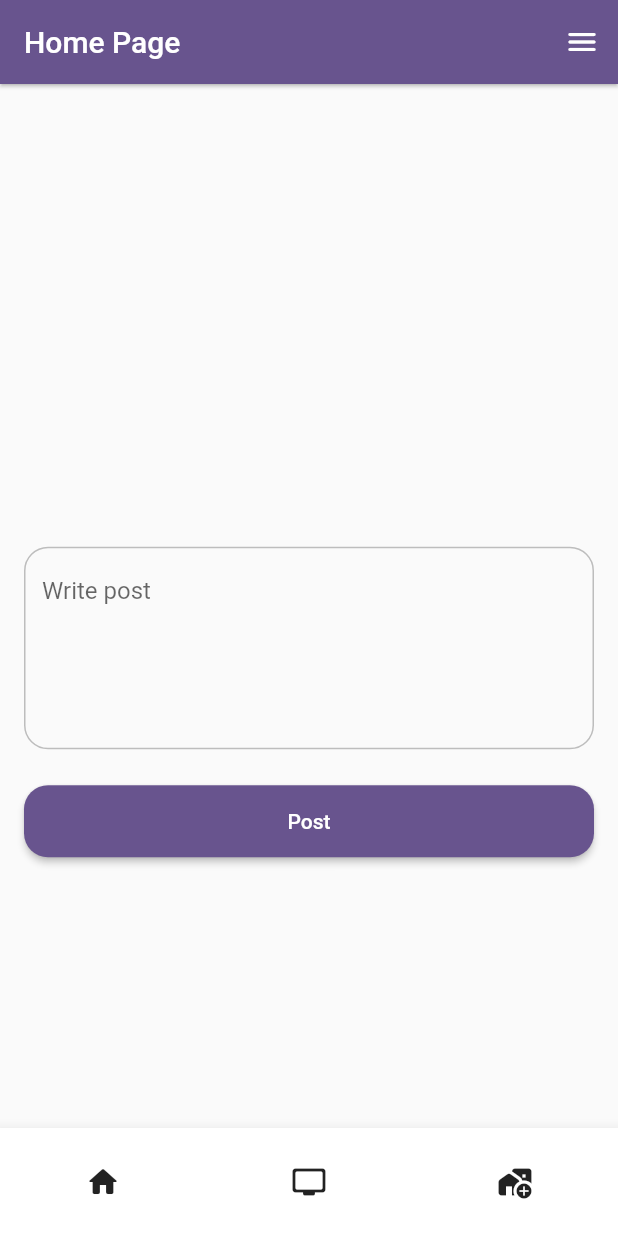
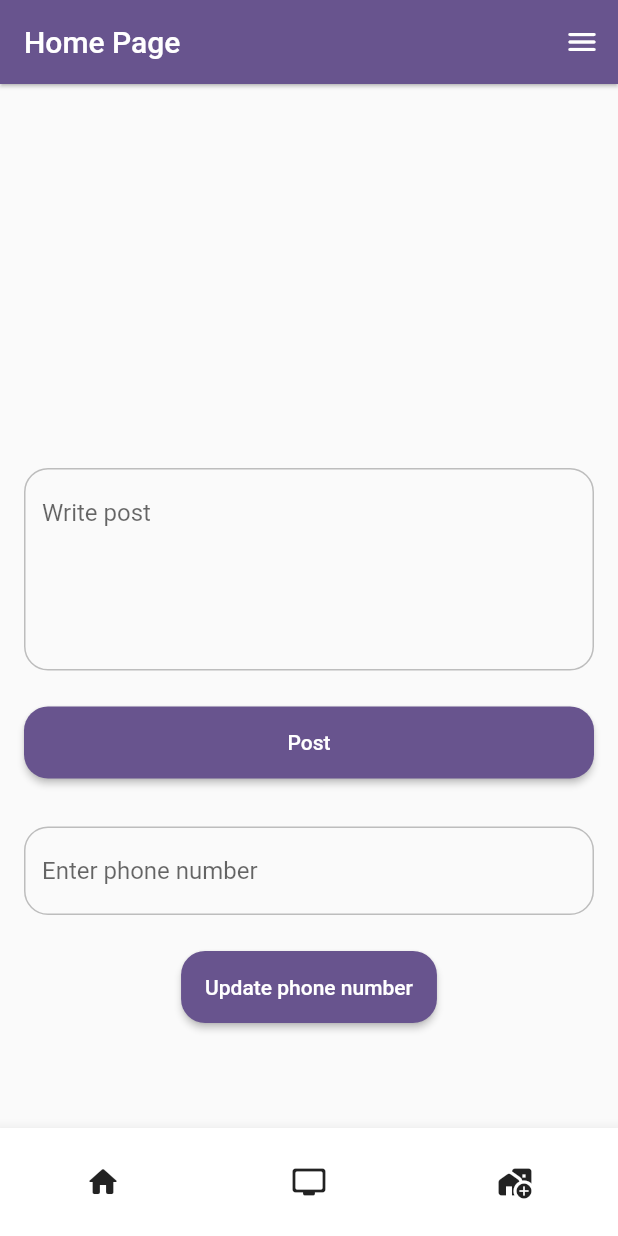
Before and after one commit to Gospel011/nav_with_go_router, a Flutter app: the VerifyEmailPage screen opened by its route, after a tap on "Go to home page", on a phone screen of 412 x 824 dp. Run offline on Flutter 3.47's test engine with Material 3 defaults, Android fonts, the phone set to English and light mode, and no system bars; our stand-ins replace email_validator, expandable_text, flutter_bloc, go_router, hydrated_bloc.

Commit message:
Finalised on the expandable text and implemented launching the links in the appropriate app

```diff
--- a/learning_go_router/lib/Presentation/pages/home_pages/home_page.dart
+++ b/learning_go_router/lib/Presentation/pages/home_pages/home_page.dart
@@ -3,6 +3,8 @@ import 'package:flutter/material.dart';
 import 'package:go_router/go_router.dart';
 import 'package:learning_go_router/Models/user_model.dart';
 import 'package:learning_go_router/Presentation/widgets/my_elevated_button.dart';
+import 'package:learning_go_router/Presentation/widgets/my_expandable_text.dart';
+import 'package:url_launcher/url_launcher.dart';
 
 class HomePage extends StatefulWidget {
   const HomePage({super.key});
@@ -13,6 +15,7 @@ class HomePage extends StatefulWidget {
 
 class _HomePageState extends State<HomePage> {
   final _text = TextEditingController();
+  final _phone = TextEditingController();
 
   @override
   Widget build(BuildContext context) {
@@ -26,6 +29,23 @@ class _HomePageState extends State<HomePage> {
                 height: 64,
               ),
               MyExpandableText(text: _text.text),
+
+              const SizedBox(height: 10),
+
+              Row(children: [
+                TextButton(child: Text(_phone.text), onPressed: (){
+                  print("${_phone.text} pressed");
+
+                  try {
+                    int.parse(_phone.text);
+                    launchUrl(Uri.parse("tel:${_phone.text}"));
+                  } catch(e) {
+                    print("Error is $e");
+
+                  }
+                }),
+              ]),
+
               const SizedBox(
                 height: 48,
               ),
@@ -45,6 +65,22 @@ class _HomePageState extends State<HomePage> {
                       setState(() {});
                     },
                     text: "Post"),
+              ),
+
+              const SizedBox(height: 32),
+
+              TextField(
+                controller: _phone,
+                decoration: const InputDecoration(hintText: "Enter phone number"),
+              ),
+
+              const SizedBox(height: 24),
+
+              MyElevatedButton(
+                onPressed: () {
+                  setState((){});
+                },
+                text: "Update phone number"
               )
             ],
           ),
@@ -53,37 +89,3 @@ class _HomePageState extends State<HomePage> {
     );
   }
 }
-
-class MyExpandableText extends StatelessWidget {
-  const MyExpandableText({super.key, required this.text});
-  final String text;
-
-  @override
-  Widget build(BuildContext context) {
-    return ExpandableText(
-      maxLines: 5,
-      collapseOnTextTap: true,
-      onUrlTap: (url) {
-        print("Url $url tapped");
-      },
-      urlStyle: TextStyle(
-        color: Colors.blue.shade300,
-      ),
-      linkStyle: TextStyle(
-        color: Colors.grey.shade300,
-      ),
-      expandOnTextTap: true,
-      text,
-      expandText: "read more",
-      hashtagStyle: TextStyle(color: Colors.black, fontWeight: FontWeight.bold),
-      onHashtagTap: (value) {
-        print("Hashtag $value tapped");
-      },
-      mentionStyle: TextStyle(color: Colors.blue),
-      onMentionTap: (value) {
-        print("Mention: $value tapped");
-      },
-      collapseText: "",
-    );
-  }
-}
--- /dev/null
+++ b/learning_go_router/lib/Presentation/widgets/my_expandable_text.dart
@@ -0,0 +1,64 @@
+import 'package:flutter/material.dart';
+import 'package:expandable_text/expandable_text.dart';
+import 'package:url_launcher/url_launcher.dart';
+import 'package:email_validator/email_validator.dart';
+
+class MyExpandableText extends StatelessWidget {
+  const MyExpandableText({super.key, required this.text});
+  final String text;
+
+  Future<void> _launchUrl(String url, context) async {
+
+    Uri uri = Uri.parse(url);
+
+    if(EmailValidator.validate(url)) {
+      uri = Uri.parse('mailto:${url}');
+    } else if (uri.scheme == ''){
+      uri = Uri.parse('https://${url}');
+
+    } else {
+      try {
+        int.parse(url);
+        uri = Uri.parse("tel:$url");
+      } catch(e) {
+
+      }
+    }
+
+    if (!(await launchUrl(uri))) {
+      ScaffoldMessenger.of(context).showSnackBar(SnackBar(content: Text("Can't open url")));
+    }
+
+  }
+
+  @override
+  Widget build(BuildContext context) {
+    return ExpandableText(
+      text,
+      maxLines: 5,
+      collapseOnTextTap: true,
+      expandOnTextTap: true,
+      expandText: "read more",
+      onUrlTap: (url) {
+        print("Url $url tapped");
+
+        _launchUrl(url, context);
+      },
+      urlStyle: TextStyle(
+        color: Colors.blue.shade600,
+      ),
+      linkStyle: TextStyle(
+        color: Colors.grey.shade600,
+      ),
+      hashtagStyle: const TextStyle(color: Colors.black, fontWeight: FontWeight.bold),
+      onHashtagTap: (value) {
+        print("Hashtag $value tapped");
+      },
+      mentionStyle: const TextStyle(color: Colors.blue),
+      onMentionTap: (value) {
+        print("Mention: $value tapped");
+      },
+      collapseText: "",
+    );
+  }
+}
--- a/learning_go_router/pubspec.yaml
+++ b/learning_go_router/pubspec.yaml
@@ -40,6 +40,8 @@ dependencies:
   hydrated_bloc: ^9.1.4
   path_provider: ^2.1.2
   expandable_text: ^2.3.0
+  url_launcher: ^6.2.5
+  email_validator: ^2.1.17
 
 dev_dependencies:
   flutter_test:
```
Also changed, not shown: learning_go_router/pubspec.lock, 5 other files.
